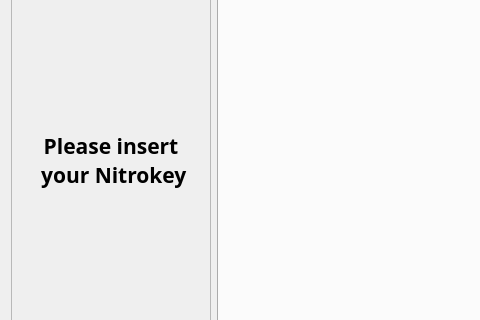
Qt form nitrokeyapp/ui/mainwindow.ui (Nitrokey/nitrokey-app2) before a commit; both pictures show x 0 to 480 and y 94 to 414 of the 850 by 550 pixel window.
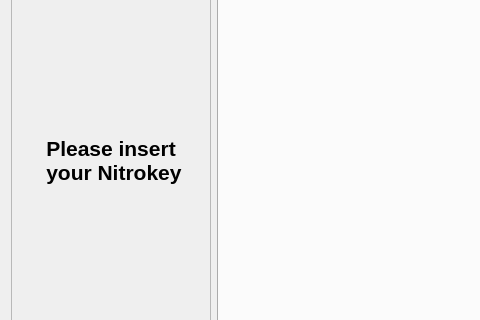
The same form after that commit. Icons and pictures are not drawn.

Commit message:
Remove OpenSymbol font
It is unclear why the font is used at all for a text label.  Probably
it was just set by mistake.

Fixes: https://github.com/Nitrokey/nitrokey-app2/issues/321

Patch:
```diff
--- a/nitrokeyapp/ui/mainwindow.ui
+++ b/nitrokeyapp/ui/mainwindow.ui
@@ -246,7 +246,6 @@
          </property>
          <property name="font">
           <font>
-           <family>OpenSymbol</family>
            <pointsize>16</pointsize>
            <bold>true</bold>
           </font>
```
